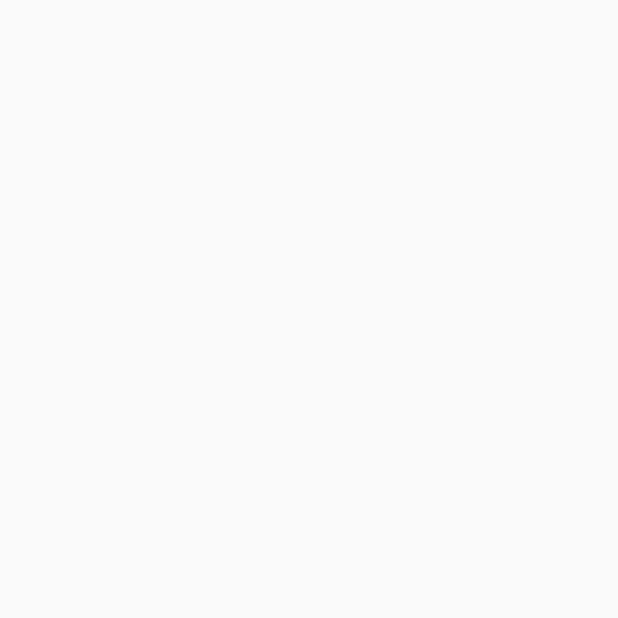
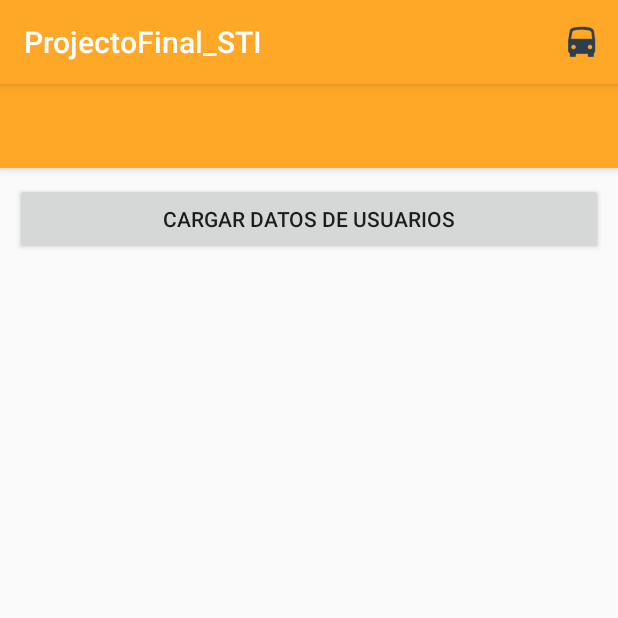
Before and after one commit to pipre94/proyectoSITfinal2, an Android app: the ListTransport screen opened directly, with no data from a screen before it, on a phone screen of 412 x 824 dp, the top half of it. Before the commit the part shown is empty. Run offline under Robolectric (Android 15) with nearby library versions, the phone set to English and light mode, and no system bars.

Commit message:
se Cierra el puto mira donde se queda

```diff
--- a/app/src/main/java/com/example/andresteran_i014213/projectofinal_sti/Adapters/UserAdapter.java
+++ b/app/src/main/java/com/example/andresteran_i014213/projectofinal_sti/Adapters/UserAdapter.java
@@ -35,7 +35,7 @@ public class UserAdapter extends RecyclerView.Adapter<UserAdapter.ViewHolder> {
     public void onBindViewHolder(ViewHolder holder, int position) {
         //
         holder.myNameUser.setText(myUser.get(position).getUsername());
-        holder.myEmail.setText(myUser.get(position).getEmail());
+
 
     }
 
@@ -47,15 +47,14 @@ public class UserAdapter extends RecyclerView.Adapter<UserAdapter.ViewHolder> {
     public class ViewHolder extends RecyclerView.ViewHolder{
 
         TextView myNameUser;
-        TextView myEmail;
-        TextView myCont;
+        //TextView myEmail;
+        //TextView myCont;
 
         // Constructor
         public ViewHolder(View item)  {
             super(item);
             //
             myNameUser = (TextView) item.findViewById(R.id.id_txt_username_cad);
-            myEmail= (TextView) item.findViewById(R.id.id_card_time);
 
         }
     }
--- a/app/src/main/java/com/example/andresteran_i014213/projectofinal_sti/ListTransport.java
+++ b/app/src/main/java/com/example/andresteran_i014213/projectofinal_sti/ListTransport.java
@@ -11,6 +11,7 @@ import android.support.v7.widget.RecyclerView;
 import android.view.Menu;
 import android.view.MenuItem;
 import android.view.View;
+import android.widget.Button;
 import android.widget.ProgressBar;
 import android.widget.Toast;
 
@@ -25,6 +26,7 @@ public class ListTransport extends AppCompatActivity {
 
 
     ProgressBar loader;
+    Button boton;
     RecyclerView myRecycler;
     List<User> myUser;
     UserAdapter myAdapter;
@@ -35,9 +37,10 @@ public class ListTransport extends AppCompatActivity {
         setContentView(R.layout.activity_list_transport);
 
         loader = (ProgressBar) findViewById(R.id.loader);
+        boton = (Button) findViewById(R.id.boton);
         myRecycler = (RecyclerView) findViewById(R.id.myRecycler);
-
         LinearLayoutManager linearLayoutManager = new LinearLayoutManager(this);
+        //linearLayoutManager.setOrientation(LinearLayoutManager.VERTICAL);
         myRecycler.setLayoutManager(linearLayoutManager);
     }
 
--- a/app/src/main/res/layout/activity_list_transport.xml
+++ b/app/src/main/res/layout/activity_list_transport.xml
@@ -7,11 +7,23 @@
     android:layout_height="match_parent"
     tools:context="com.example.andresteran_i014213.projectofinal_sti.ListTransport">
 
+    <include layout="@layout/actionbar_toolbar"/>
+
     <LinearLayout
         android:layout_width="match_parent"
         android:layout_height="match_parent"
         android:orientation="vertical"
-        android:padding="10dp">
+        android:padding="10dp"
+        app:layout_behavior="@string/appbar_scrolling_view_behavior">
+
+        <Button
+            android:id="@+id/boton"
+            android:layout_width="match_parent"
+            android:layout_height="wrap_content"
+            android:text="Cargar datos de Usuarios"
+            android:onClick="onClickButton"
+            android:layout_marginBottom="12dp"/>
+
 
         <ProgressBar
             android:id="@+id/loader"
--- a/app/src/main/res/layout/cardview_picture.xml
+++ b/app/src/main/res/layout/cardview_picture.xml
@@ -1,17 +1,18 @@
 <?xml version="1.0" encoding="utf-8"?>
-<android.support.v7.widget.CardView
-    xmlns:android="http://schemas.android.com/apk/res/android"
+<android.support.v7.widget.CardView xmlns:android="http://schemas.android.com/apk/res/android"
     xmlns:cardview="http://schemas.android.com/apk/res-auto"
     android:layout_width="match_parent"
+
     android:id="@+id/id_card_picture"
     android:layout_margin="10dp"
     android:layout_height="200dp"
     cardview:cardCornerRadius="10dp">
-
+    <include layout="@layout/actionbar_toolbar"/>
 
     <FrameLayout
         android:layout_width="match_parent"
-        android:layout_height="match_parent">
+        android:layout_height="match_parent"
+        >
 
         <LinearLayout
             android:layout_width="match_parent"
--- a/app/src/main/res/values/styles.xml
+++ b/app/src/main/res/values/styles.xml
@@ -1,7 +1,7 @@
 <resources>
 
     <!-- Base application theme. -->
-    <style name="AppTheme" parent="Theme.AppCompat.Light.NoActionBar">
+    <style name="AppTheme" parent="Theme.AppCompat.Light.DarkActionBar">
         <!-- Customize your theme here. -->
         <item name="colorPrimary">@color/colorPrimary</item>
         <item name="colorPrimaryDark">@color/colorPrimaryDark</item>
```
